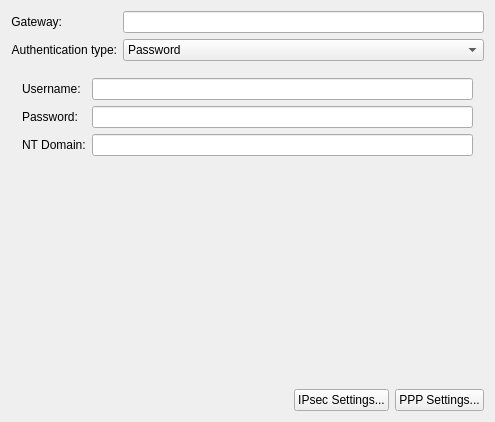
First picture: the form in vpn/l2tp/l2tp.ui, repository KDE/plasma-nm, before the edit.
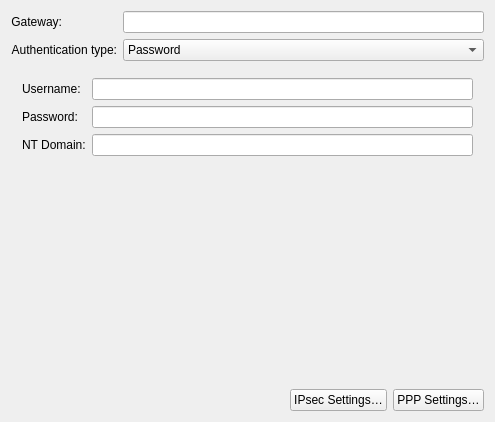
Second picture: the form after the edit. Custom widgets are drawn as their Qt base class.

Patch:
```diff
--- a/vpn/l2tp/l2tp.ui
+++ b/vpn/l2tp/l2tp.ui
@@ -283,14 +283,14 @@
      <item>
       <widget class="QPushButton" name="btnIPSecSettings">
        <property name="text">
-        <string>IPsec Settings...</string>
+        <string>IPsec Settings…</string>
        </property>
       </widget>
      </item>
      <item>
       <widget class="QPushButton" name="btnPPPSettings">
        <property name="text">
-        <string>PPP Settings...</string>
+        <string>PPP Settings…</string>
        </property>
       </widget>
      </item>
```
